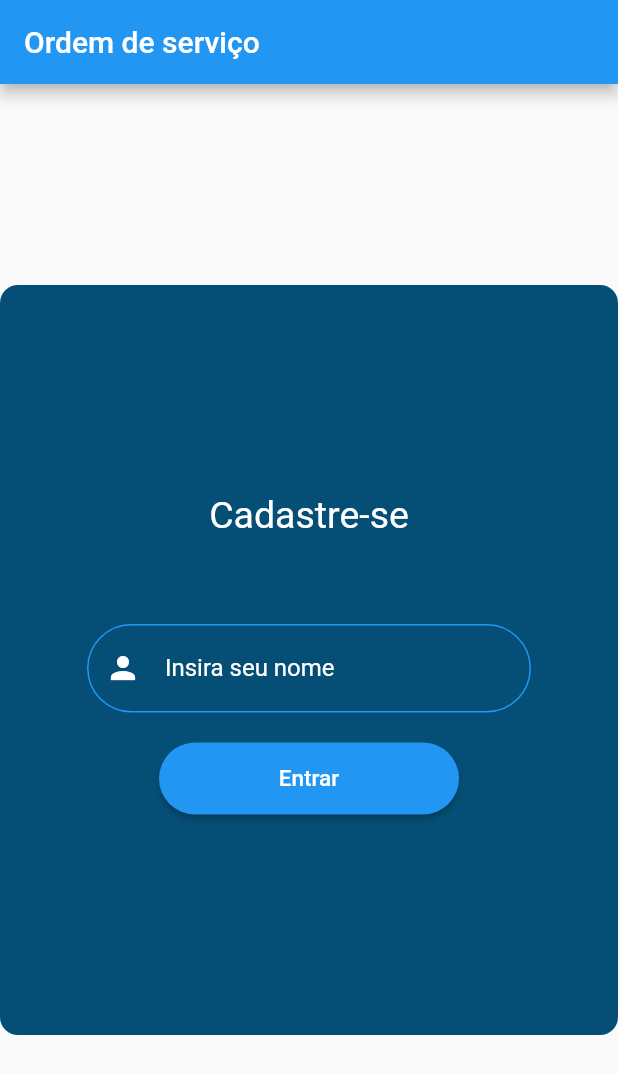
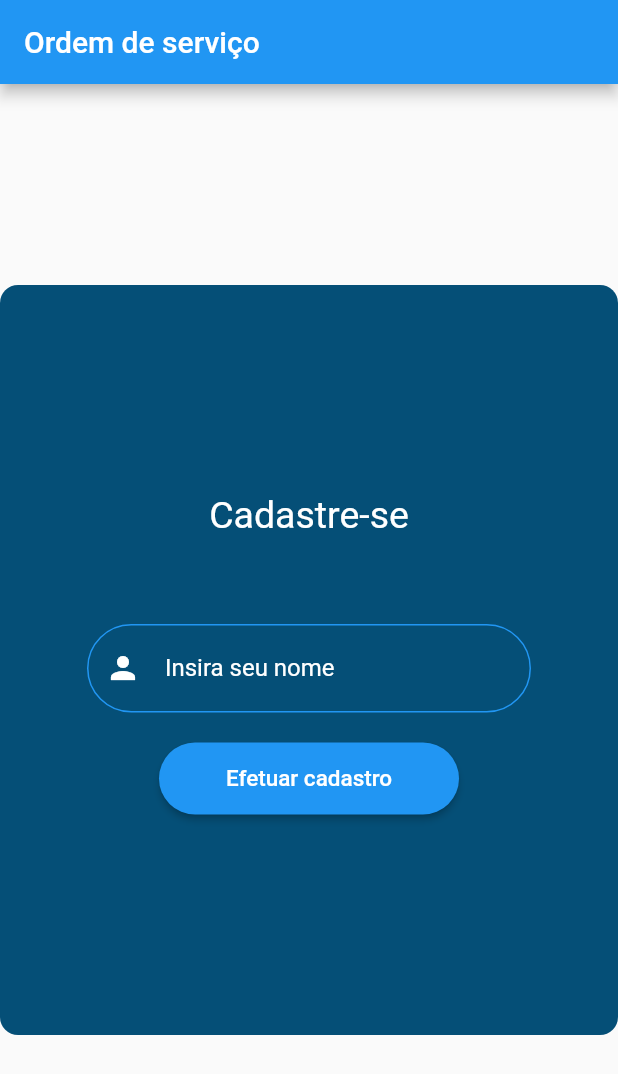
Before and after one commit to Jose077/OS, a Flutter app: the screen it shows after launch, on a phone screen of 412 x 824 dp. Shown: the top 1074 px of the screen. Run offline on Flutter 3.47's test engine with Material 2 defaults, Android fonts, the phone set to English and light mode, and no system bars.

Commit message:
Alterado do texto do botao de cadastro de usuario

```diff
--- a/frontend/lib/src/pages/login_page/widegts/form_widget.dart
+++ b/frontend/lib/src/pages/login_page/widegts/form_widget.dart
@@ -70,7 +70,7 @@ class FormWidgetState extends State<FormWidget> {
                   },
                   child: Padding(
                     padding: const EdgeInsets.all(15.0),
-                    child: Text("Entrar",
+                    child: Text("Efetuar cadastro",
                       style: TextStyle(fontSize: 15),
                     ),
                   ),
```
